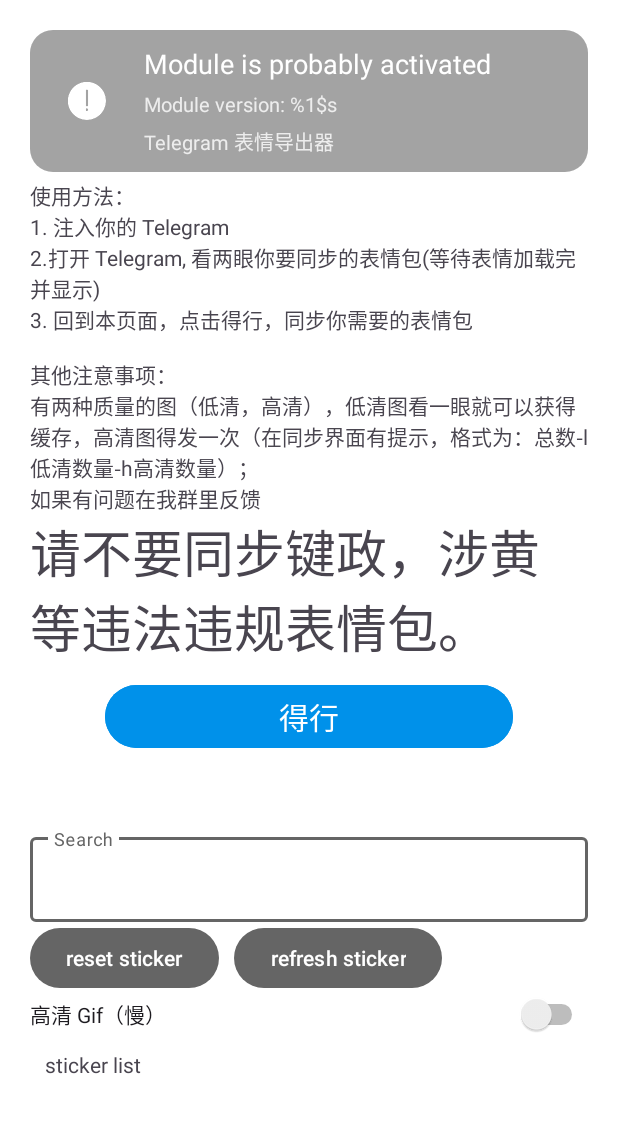
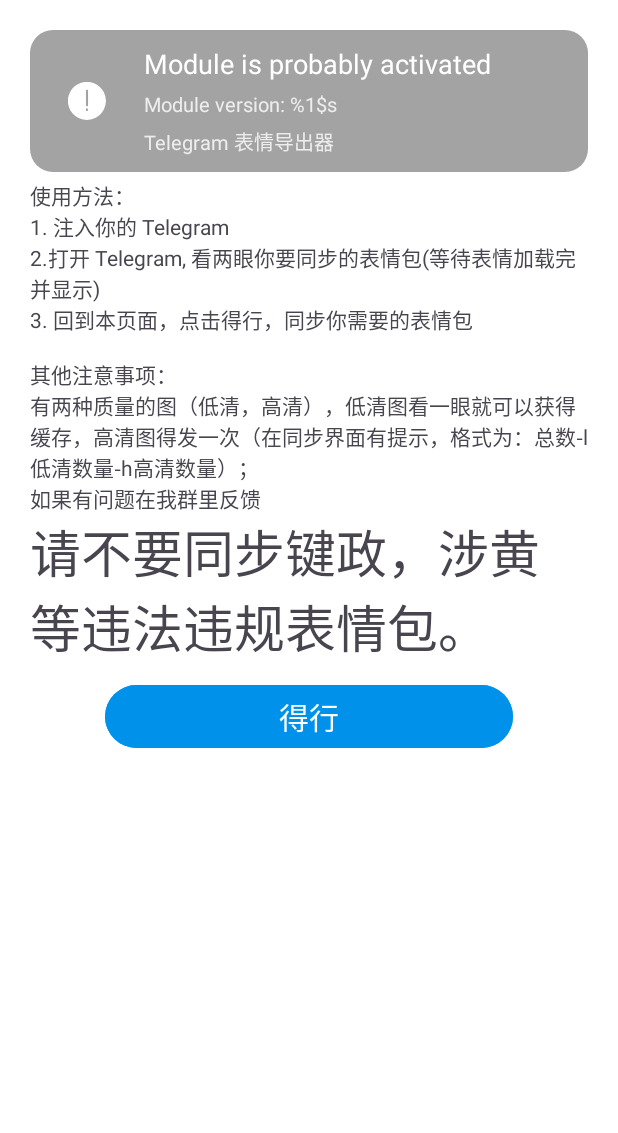
Before and after one commit to std-microblock/TGStickerProvider, an Android app: the layout activity_main.xml on its own in the app's theme, with its tools: preview values and no code run, on a phone screen of 412 x 824 dp, the part 80-1213 px from its top. Run offline under Robolectric (Android 15) with nearby library versions, the phone set to English and light mode, and no system bars.

```diff
--- a/app/src/main/res/layout/activity_main.xml
+++ b/app/src/main/res/layout/activity_main.xml
@@ -161,7 +161,7 @@
         android:orientation="vertical"
         android:paddingHorizontal="20dp"
         android:paddingVertical="20dp"
-        android:visibility="visible">
+        android:visibility="gone">
 
         <com.google.android.material.textfield.TextInputLayout
             android:layout_width="match_parent"
```
Also changed, not shown: app/src/main/java/cc/microblock/TGStickerProvider/ui/activity/MainActivity.kt (+9 -1 lines).
